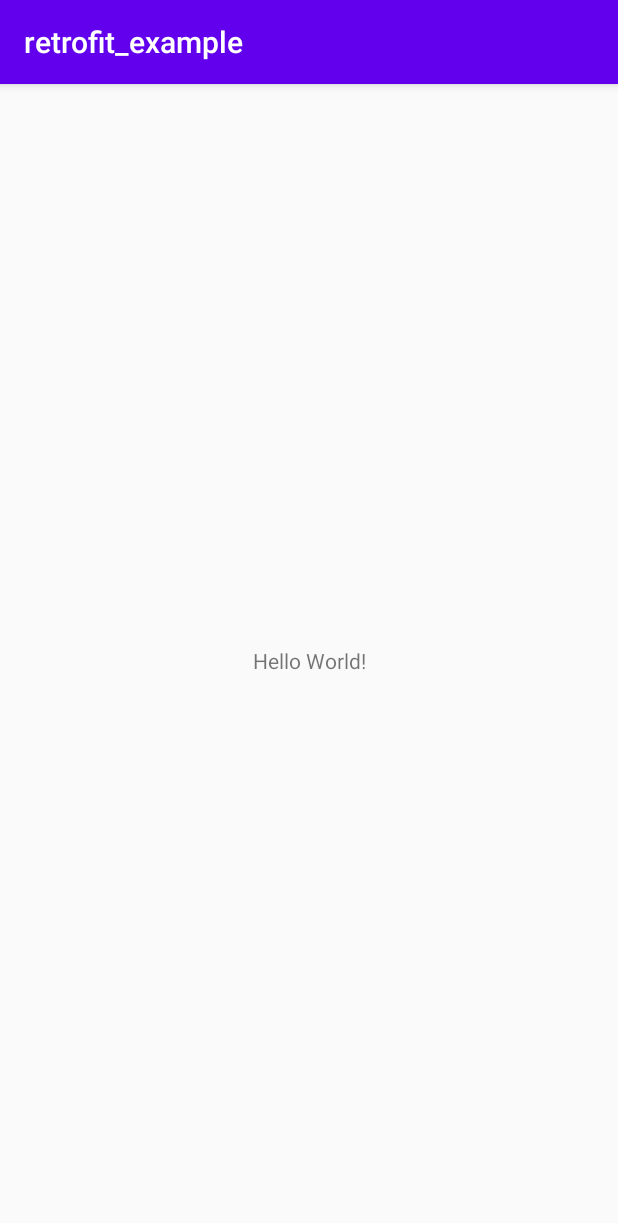
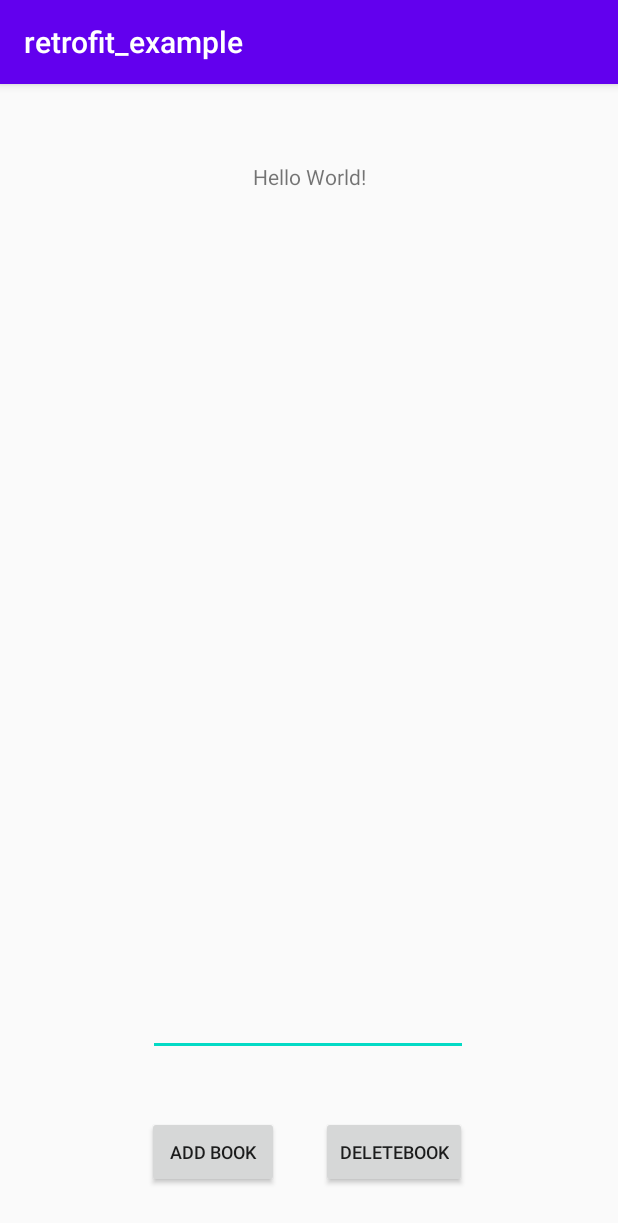
Before and after one commit to Dream-By/retrofit_example, an Android app: the screen it shows after launch (MainActivity), on a phone screen of 412 x 824 dp. Shown: the top 1223 px of the screen. Run offline under Robolectric (Android 15) with nearby library versions, the phone set to English and light mode, and no system bars; 2 statements that could not run were skipped.

```diff
--- a/app/src/main/java/com/example/retrofit_example/MainActivity.kt
+++ b/app/src/main/java/com/example/retrofit_example/MainActivity.kt
@@ -1,9 +1,13 @@
 package com.example.retrofit_example
 
+import android.os.Bundle
+import android.os.Handler
+import android.os.Looper
+import android.widget.Toast
 import androidx.appcompat.app.AppCompatActivity
-import android.os.Bundle
-import android.widget.Toast
+import com.example.retrofit_example.data.Book
 import com.example.retrofit_example.data.Books
+import kotlinx.android.synthetic.main.activity_main.*
 import retrofit2.Call
 import retrofit2.Callback
 import retrofit2.Response
@@ -18,15 +22,25 @@ class MainActivity : AppCompatActivity() {
         val request = ServiceBuilder.buildService(ApiInterface::class.java)
         val call = request.getBooks()
         call.enqueue(object : Callback<List<Books>> {
-            override fun onFailure(call: Call<List<Books>>, t: Throwable) {
-                Toast.makeText(this@MainActivity, "${t.message}", Toast.LENGTH_SHORT).show()
+
+            override fun onResponse(call: Call<List<Books>>, response: Response<List<Books>>) {
+                if (response.isSuccessful) {
+                    Toast.makeText(this@MainActivity, "OK", Toast.LENGTH_SHORT).show()
+                    val bookArrayList: List<Books>? = response.body()
+                    if (bookArrayList != null) {
+                        Handler(Looper.getMainLooper()).post {
+                            //textView.text = bookArrayList.get(i).books.joinToString("\n")
+                            textView.text = bookArrayList.map { Book::title }.toString()
+                        }
+                    } else Toast.makeText(this@MainActivity, "ArrayList is Null", Toast.LENGTH_SHORT).show()
+                }
+                else Toast.makeText(this@MainActivity, "Response is Not Successful", Toast.LENGTH_SHORT).show()
             }
 
-            override fun onResponse(call: Call<List<Books>>, response: Response<List<Books>>) {
-                TODO("Not yet implemented")
-            }
-
-        })
+                override fun onFailure(call: Call<List<Books>>, t: Throwable) {
+                    Toast.makeText(this@MainActivity, "${t.message}", Toast.LENGTH_SHORT).show()
+                }
+            })
 
     }
 }
--- a/app/src/main/res/layout/activity_main.xml
+++ b/app/src/main/res/layout/activity_main.xml
@@ -8,12 +8,48 @@
         tools:context=".MainActivity">
 
     <TextView
+            android:id="@+id/textView"
+            android:layout_width="0dp"
+            android:layout_height="wrap_content"
+            android:layout_marginTop="52dp"
+            android:text="Hello World!"
+            android:gravity="center"
+            android:layout_marginHorizontal="10dp"
+            app:layout_constraintHorizontal_bias="0.0"
+            app:layout_constraintLeft_toLeftOf="parent"
+            app:layout_constraintRight_toRightOf="parent"
+            app:layout_constraintTop_toTopOf="parent" />
+
+    <Button
+            android:id="@+id/button"
             android:layout_width="wrap_content"
             android:layout_height="wrap_content"
-            android:text="Hello World!"
+            android:layout_marginBottom="32dp"
+            android:text="Add book"
             app:layout_constraintBottom_toBottomOf="parent"
-            app:layout_constraintLeft_toLeftOf="parent"
-            app:layout_constraintRight_toRightOf="parent"
-            app:layout_constraintTop_toTopOf="parent"/>
+            app:layout_constraintEnd_toEndOf="parent"
+            app:layout_constraintHorizontal_bias="0.303"
+            app:layout_constraintStart_toStartOf="parent"
+            android:textSize="12sp"/>
+    <EditText
+            android:id="@+id/editText"
+            android:layout_width="wrap_content"
+            android:layout_height="wrap_content"
+            android:layout_marginBottom="40dp"
+            android:ems="10"
+            android:inputType="textPersonName"
+            app:layout_constraintBottom_toTopOf="@+id/button"
+            app:layout_constraintEnd_toEndOf="parent"
+            app:layout_constraintHorizontal_bias="0.497"
+            app:layout_constraintStart_toStartOf="parent" />
+    <Button
+            android:text="Deletebook"
+            android:layout_width="wrap_content"
+            android:layout_height="wrap_content" android:id="@+id/button2"
+            app:layout_constraintBottom_toBottomOf="parent"
+            android:layout_marginBottom="32dp" app:layout_constraintEnd_toEndOf="parent"
+            app:layout_constraintStart_toStartOf="parent" app:layout_constraintHorizontal_bias="0.68"
+            android:textSize="12sp"/>
+
 
 </androidx.constraintlayout.widget.ConstraintLayout>
```
